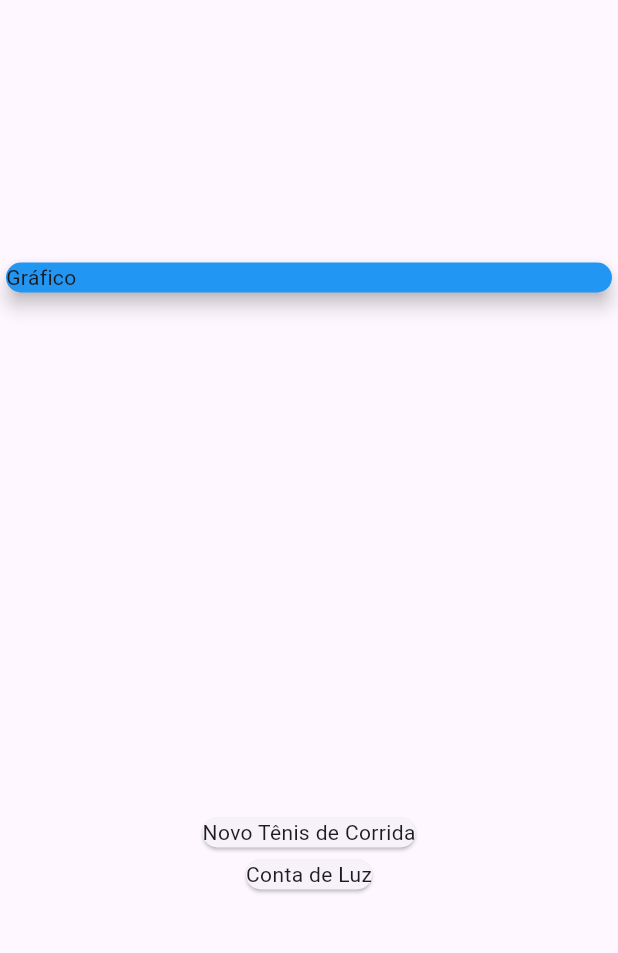
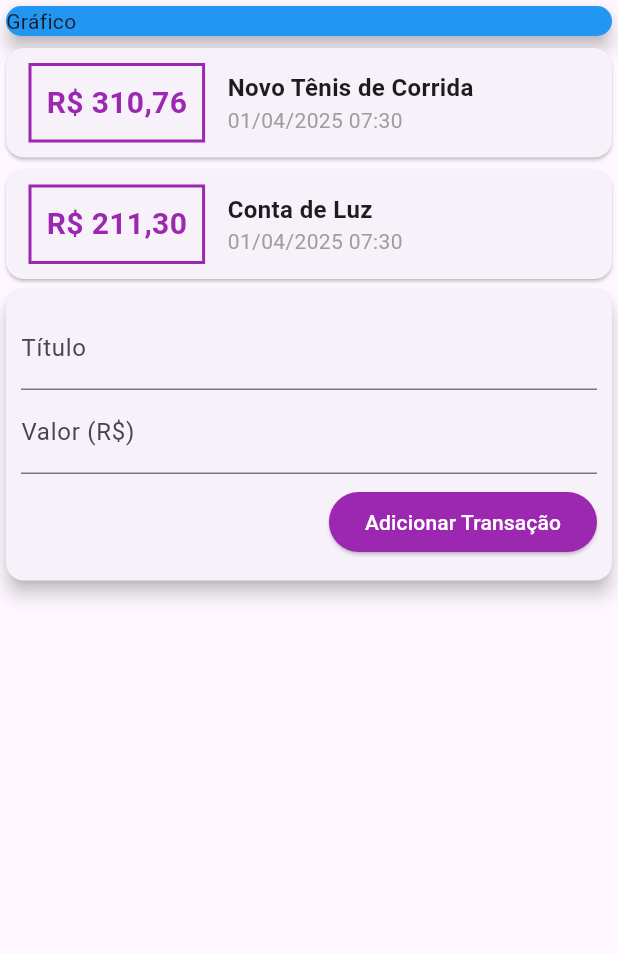
Before and after one commit to VitorLucas98/despesas_pessoais_app, a Flutter app: the screen it shows after launch, on a phone screen of 412 x 824 dp, the part 84-1037 px from its top. Run offline on Flutter 3.47's test engine with Material 3 defaults, Android fonts, the phone set to English and light mode, and no system bars; Roboto replaces fonts that are missing (OpenSans).

Commit message:
Adicionando um transação: Comunicação entre pai e filho, e filho e pai

```diff
--- /dev/null
+++ b/lib/components/transaction_form.dart
@@ -0,0 +1,55 @@
+import 'package:flutter/material.dart';
+
+class TransactionForm extends StatelessWidget {
+  TransactionForm(this.onSubmit, {Key? key}) : super(key: key);
+
+  final tituloController = TextEditingController();
+  final valorController = TextEditingController();
+
+  final void Function(String, double) onSubmit;
+
+  @override
+  Widget build(BuildContext context) {
+    return Card(
+      elevation: 5,
+      child: Padding(
+        padding: const EdgeInsets.all(10),
+        child: Column(
+          children: [
+            TextField(
+              decoration: InputDecoration(labelText: 'Título'),
+              controller: tituloController,
+            ),
+            TextField(
+              decoration: InputDecoration(labelText: 'Valor (R\$)'),
+              controller: valorController,
+            ),
+            Padding(
+              padding: const EdgeInsets.only(top: 8, bottom: 5),
+              child: Row(
+                mainAxisAlignment: MainAxisAlignment.end,
+                children: [
+                  ElevatedButton(
+                    onPressed: () {
+                      final String titulo = tituloController.text;
+                      final double valor = double.tryParse(valorController.text) ?? 0.0;
+                      if (titulo.isEmpty || valor <= 0) {
+                        return;
+                      }
+                      onSubmit(titulo, valor);
+                    },
+                    style: ElevatedButton.styleFrom(
+                      backgroundColor: Colors.purple,
+                      foregroundColor: Colors.white,
+                    ),
+                    child: const Text('Adicionar Transação'),
+                  ),
+                ],
+              ),
+            ),
+          ],
+        ),
+      ),
+    );
+  }
+}
--- /dev/null
+++ b/lib/components/transaction_list.dart
@@ -0,0 +1,64 @@
+import 'package:despesas_pessoais_app/models/transaction.dart';
+import 'package:flutter/material.dart';
+import 'package:intl/intl.dart';
+
+class TransactionList extends StatelessWidget {
+  const TransactionList(this.transactions, {super.key});
+
+  final List<Transaction> transactions;
+
+  String _formatCurrency(double value) {
+    return 'R\$ ${value.toStringAsFixed(2).replaceAll('.', ',')}';
+  }
+
+  @override
+  Widget build(BuildContext context) {
+    return           Column(
+            children:
+                transactions.map((tr) {
+                  return Card(
+                    child: Row(
+                      children: [
+                        Container(
+                          margin: EdgeInsets.symmetric(
+                            horizontal: 15,
+                            vertical: 10,
+                          ),
+                          decoration: BoxDecoration(
+                            border: Border.all(color: Colors.purple, width: 2),
+                          ),
+                          padding: EdgeInsets.all(10),
+                          child: Text(
+                            _formatCurrency(tr.value),
+                            style: TextStyle(
+                              fontWeight: FontWeight.bold,
+                              fontSize: 20,
+                              color: Colors.purple,
+                            ),
+                          ),
+                        ),
+                        Column(
+                          crossAxisAlignment: CrossAxisAlignment.start,
+                          children: [
+                            Text(
+                              tr.title,
+                              style: TextStyle(
+                                fontSize: 16,
+                                fontWeight: FontWeight.bold,
+                              ),
+                            ),
+                            Text(
+                              DateFormat(
+                                'dd/MM/yyyy HH:mm',
+                              ).format(tr.date.subtract(Duration(hours: 3))),
+                              style: TextStyle(color: Colors.grey),
+                            ),
+                          ],
+                        ),
+                      ],
+                    ),
+                  );
+                }).toList(),
+          );
+  }
+}
--- /dev/null
+++ b/lib/components/transaction_user.dart
@@ -0,0 +1,56 @@
+import 'dart:math';
+
+import 'package:despesas_pessoais_app/components/transaction_form.dart';
+import 'package:despesas_pessoais_app/components/transaction_list.dart';
+import 'package:despesas_pessoais_app/models/transaction.dart';
+import 'package:flutter/material.dart';
+
+class TransactionUser extends StatefulWidget {
+  const TransactionUser({super.key});
+
+  @override
+  State<TransactionUser> createState() => _TransactionUserState();
+}
+
+class _TransactionUserState extends State<TransactionUser> {
+
+    final _transactions = [
+    Transaction(
+      id: 't1',
+      title: 'Novo Tênis de Corrida',
+      value: 310.76,
+      date: DateTime.now(),
+    ),
+    Transaction(
+      id: 't2',
+      title: 'Conta de Luz',
+      value: 211.30,
+      date: DateTime.now(),
+    ),
+  ];
+
+
+_addTransaction(String title, double value){
+  final transaction = Transaction(
+    id: Random().nextDouble().toString(),
+    title: title,
+    value: value,
+    date: DateTime.now(),
+  );
+
+  setState(() {
+    _transactions.add(transaction);
+  });
+
+}
+
+  @override
+  Widget build(BuildContext context) {
+    return Column(
+      children: [
+        TransactionList(_transactions),
+        TransactionForm(_addTransaction),
+      ],
+    );
+  }
+}
--- a/lib/main.dart
+++ b/lib/main.dart
@@ -1,4 +1,4 @@
-import 'package:despesas_pessoais_app/models/transaction.dart';
+import 'package:despesas_pessoais_app/components/transaction_user.dart';
 import 'package:flutter/material.dart';
 
 main() => runApp(ExpensesApp());
@@ -13,22 +13,10 @@ class ExpensesApp extends StatelessWidget {
 }
 
 class MyHomePage extends StatelessWidget {
-  MyHomePage({super.key});
+  MyHomePage({Key? key}) : super(key: key);
 
-  final _transactions = [
-    Transaction(
-      id: 't1',
-      title: 'Novo Tênis de Corrida',
-      value: 310.76,
-      date: DateTime.now(),
-    ),
-    Transaction(
-      id: 't2',
-      title: 'Conta de Luz',
-      value: 211.30,
-      date: DateTime.now(),
-    ),
-  ];
+  final tituloController = TextEditingController();
+  final valorController = TextEditingController();
 
   @override
   Widget build(BuildContext context) {
@@ -65,16 +53,10 @@ class MyHomePage extends StatelessWidget {
         ],
       ),
       body: Column(
-        mainAxisAlignment: MainAxisAlignment.spaceAround,
         crossAxisAlignment: CrossAxisAlignment.stretch,
         children: [
           Card(color: Colors.blue, elevation: 5, child: const Text('Gráfico')),
-          Column(
-            children:
-                _transactions.map((tr) {
-                  return Card(child: Text(tr.title));
-                }).toList(),
-          ),
+          TransactionUser(),
         ],
       ),
     );
--- a/pubspec.yaml
+++ b/pubspec.yaml
@@ -30,6 +30,7 @@ environment:
 dependencies:
   flutter:
     sdk: flutter
+  intl: ^0.20.2
 
   # The following adds the Cupertino Icons font to your application.
   # Use with the CupertinoIcons class for iOS style icons.
```
Also changed, not shown: pubspec.lock.
